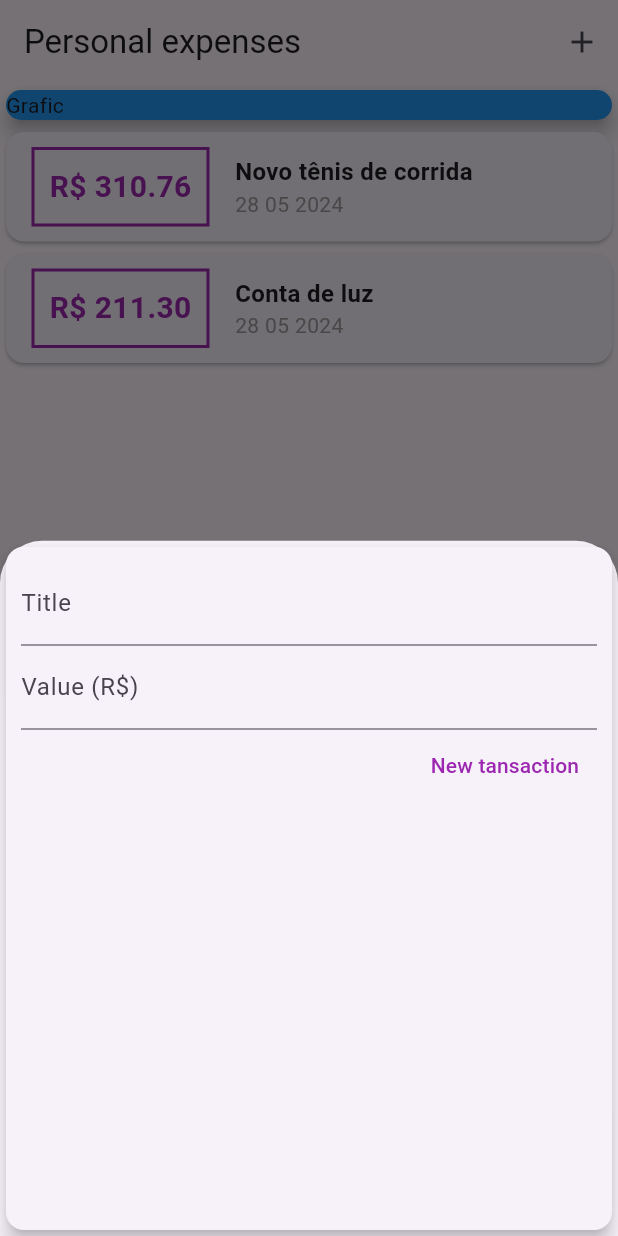
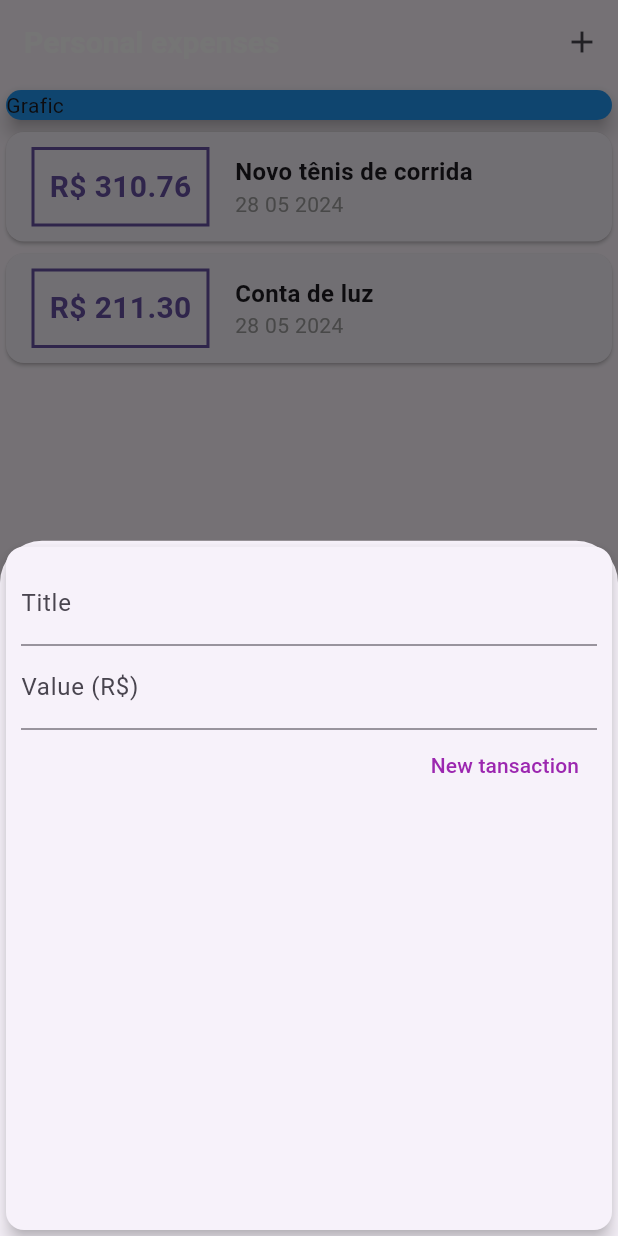
Before and after one commit to predrohr/Expenses-App, a Flutter app: the screen it shows after launch, after a tap on the "add" icon, on a phone screen of 412 x 824 dp. Run offline on Flutter 3.47's test engine with Material 3 defaults, Android fonts, the phone set to English and light mode, and no system bars; Roboto replaces fonts that are missing (OpenSans).

Commit message:
theme changed

```diff
--- a/lib/components/transaction_form.dart
+++ b/lib/components/transaction_form.dart
@@ -1,12 +1,18 @@
 import 'package:flutter/material.dart';
 
-class TransactionForm extends StatelessWidget {
-  final titleController = TextEditingController();
-  final valueController = TextEditingController();
-
+class TransactionForm extends StatefulWidget {
   final void Function(String, double) onSubmit;
 
-  TransactionForm(this.onSubmit, {super.key});
+  const TransactionForm(this.onSubmit, {super.key});
+
+  @override
+  State<TransactionForm> createState() => _TransactionFormState();
+}
+
+class _TransactionFormState extends State<TransactionForm> {
+  final titleController = TextEditingController();
+
+  final valueController = TextEditingController();
 
   _submitForm() {
     final title = titleController.text;
@@ -15,7 +21,7 @@ class TransactionForm extends StatelessWidget {
     if (title.isEmpty || value < 0) {
       return;
     }
-    onSubmit(title, value);
+    widget.onSubmit(title, value);
   }
 
   @override
--- a/lib/components/transaction_list.dart
+++ b/lib/components/transaction_list.dart
@@ -23,16 +23,16 @@ class TransactionList extends StatelessWidget {
                       const EdgeInsets.symmetric(horizontal: 17, vertical: 10),
                   decoration: BoxDecoration(
                       border: Border.all(
-                    color: Colors.purple,
+                    color: Theme.of(context).primaryColor,
                     width: 2,
                   )),
                   padding: const EdgeInsets.all(10),
                   child: Text(
                     'R\$ ${tr.value.toStringAsFixed(2)}',
-                    style: const TextStyle(
+                    style: TextStyle(
                       fontWeight: FontWeight.bold,
                       fontSize: 20,
-                      color: Colors.purple,
+                      color: Theme.of(context).primaryColor,
                     ),
                   ),
                 ),
--- a/lib/main.dart
+++ b/lib/main.dart
@@ -2,17 +2,39 @@ import 'package:expenses/components/transaction_form.dart';
 import 'package:flutter/material.dart';
 import 'dart:math';
 import 'models/transaction.dart';
-import 'components/transaction_form.dart';
 import 'components/transaction_list.dart';
 
-void main() => runApp(const ExpensesApp());
+void main() => runApp(ExpensesApp());
 
 class ExpensesApp extends StatelessWidget {
-  const ExpensesApp({super.key});
+  ExpensesApp({super.key});
+  final ThemeData tema = ThemeData();
+
   @override
   Widget build(BuildContext context) {
-    return const MaterialApp(
-      home: MyHomeApp(),
+    return MaterialApp(
+      home: const MyHomeApp(),
+      theme: tema.copyWith(
+        colorScheme: tema.colorScheme.copyWith(
+          primary: Colors.purple,
+          secondary: Colors.amber,
+        ),
+        textTheme: tema.textTheme.copyWith(
+          titleLarge: const TextStyle(
+            fontFamily: 'OpenSans',
+            fontSize: 18,
+            fontWeight: FontWeight.bold,
+            color: Colors.black,
+          ),
+        ),
+        appBarTheme: const AppBarTheme(
+          titleTextStyle: TextStyle(
+            fontFamily: 'OpenSans',
+            fontSize: 20,
+            fontWeight: FontWeight.bold,
+          ),
+        ),
+      ),
     );
   }
 }
@@ -45,6 +67,8 @@ class _MyHomeAppState extends State<MyHomeApp> {
     setState(() {
       _transactions.add(newTransaction);
     });
+
+    Navigator.of(context).pop();
   }
 
   _openTransactionFormModal(BuildContext context) {
```
